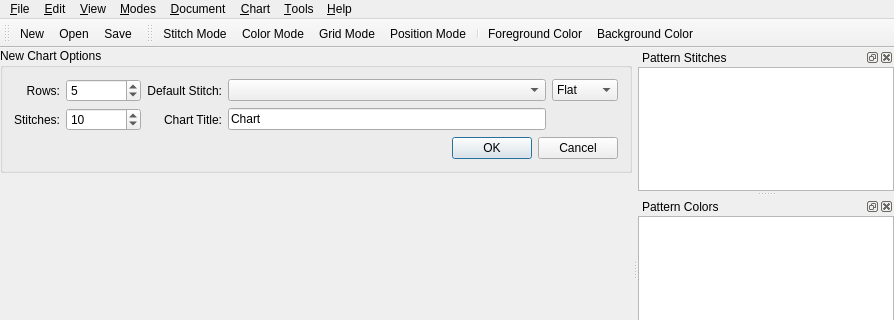
The window that src/mainwindow.ui (iPenguin/CrochetCharts) describes before a commit, drawn with Qt 5; both pictures show x 0 to 894 and y 0 to 320 of the 894 by 511 pixel window.
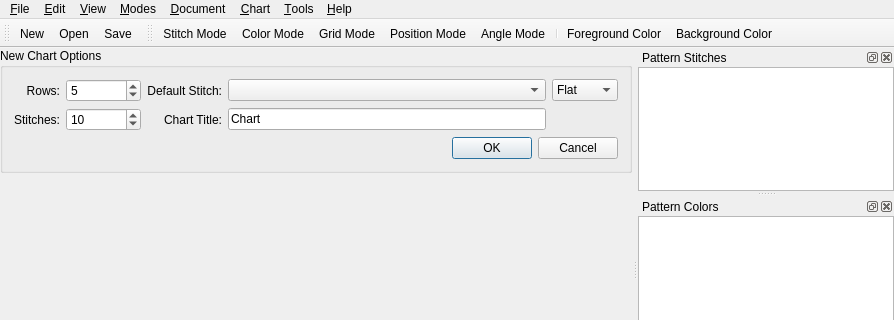
The same window after the commit. Icons and pictures are not drawn.

Commit message: Added Angle mode, for roatating the stitches.

What changed in the file:
```diff
--- a/src/mainwindow.ui
+++ b/src/mainwindow.ui
@@ -481,6 +481,7 @@
    <addaction name="actionColorMode"/>
    <addaction name="actionGridMode"/>
    <addaction name="actionPositionMode"/>
+   <addaction name="actionAngleMode"/>
    <addaction name="separator"/>
    <addaction name="actionColorSelectorFg"/>
    <addaction name="actionColorSelectorBg"/>
@@ -801,6 +802,17 @@
     <string>Show Undo History</string>
    </property>
   </action>
+  <action name="actionAngleMode">
+   <property name="checkable">
+    <bool>true</bool>
+   </property>
+   <property name="text">
+    <string>Angle Mode</string>
+   </property>
+   <property name="toolTip">
+    <string>Turn the stitches on the chart</string>
+   </property>
+  </action>
  </widget>
  <layoutdefault spacing="6" margin="11"/>
  <tabstops>
```
Left out of the diff: 1 changed line with no effect on the pictures. The commit also changes 4 other files.
